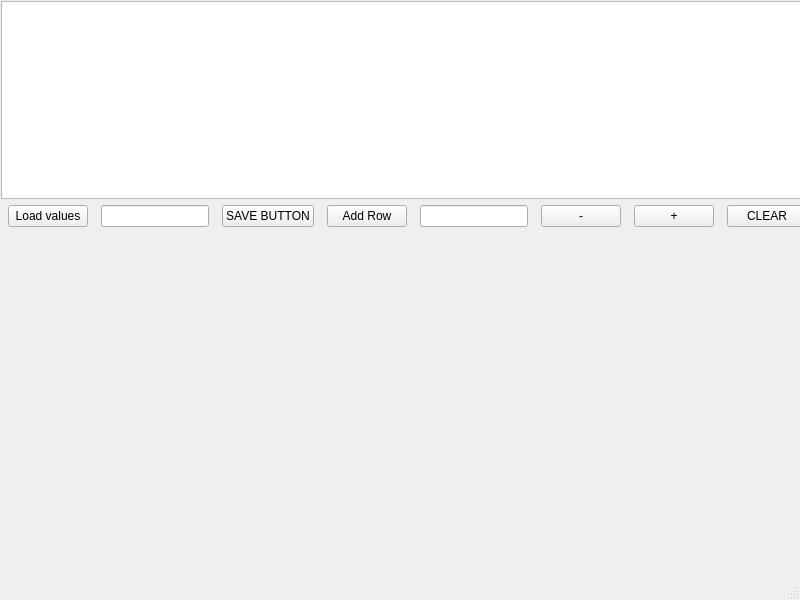
This is mainwindow.ui in Sangameeee/cmmsMini as Qt 5 draws it before an edit. The edited form follows.
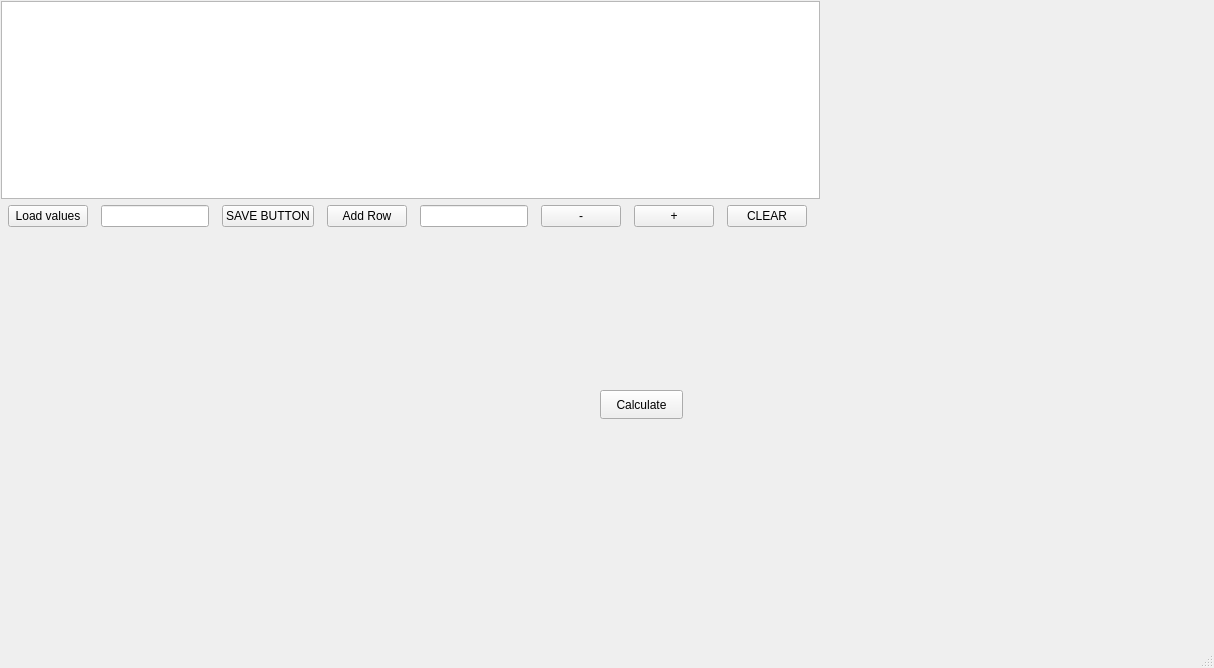
This is the edited form.

```diff
--- a/mainwindow.ui
+++ b/mainwindow.ui
@@ -9,8 +9,8 @@
    <rect>
     <x>0</x>
     <y>0</y>
-    <width>800</width>
-    <height>600</height>
+    <width>1214</width>
+    <height>668</height>
    </rect>
   </property>
   <property name="windowTitle">
@@ -149,6 +149,25 @@
      </item>
     </layout>
    </widget>
+   <widget class="QPushButton" name="calButton">
+    <property name="geometry">
+     <rect>
+      <x>600</x>
+      <y>390</y>
+      <width>83</width>
+      <height>29</height>
+     </rect>
+    </property>
+    <property name="sizePolicy">
+     <sizepolicy hsizetype="Fixed" vsizetype="Fixed">
+      <horstretch>0</horstretch>
+      <verstretch>0</verstretch>
+     </sizepolicy>
+    </property>
+    <property name="text">
+     <string>Calculate</string>
+    </property>
+   </widget>
   </widget>
   <widget class="QMenuBar" name="menubar">
    <property name="geometry">
```
Left out of the diff: 4 changed lines with no effect on the pictures.
